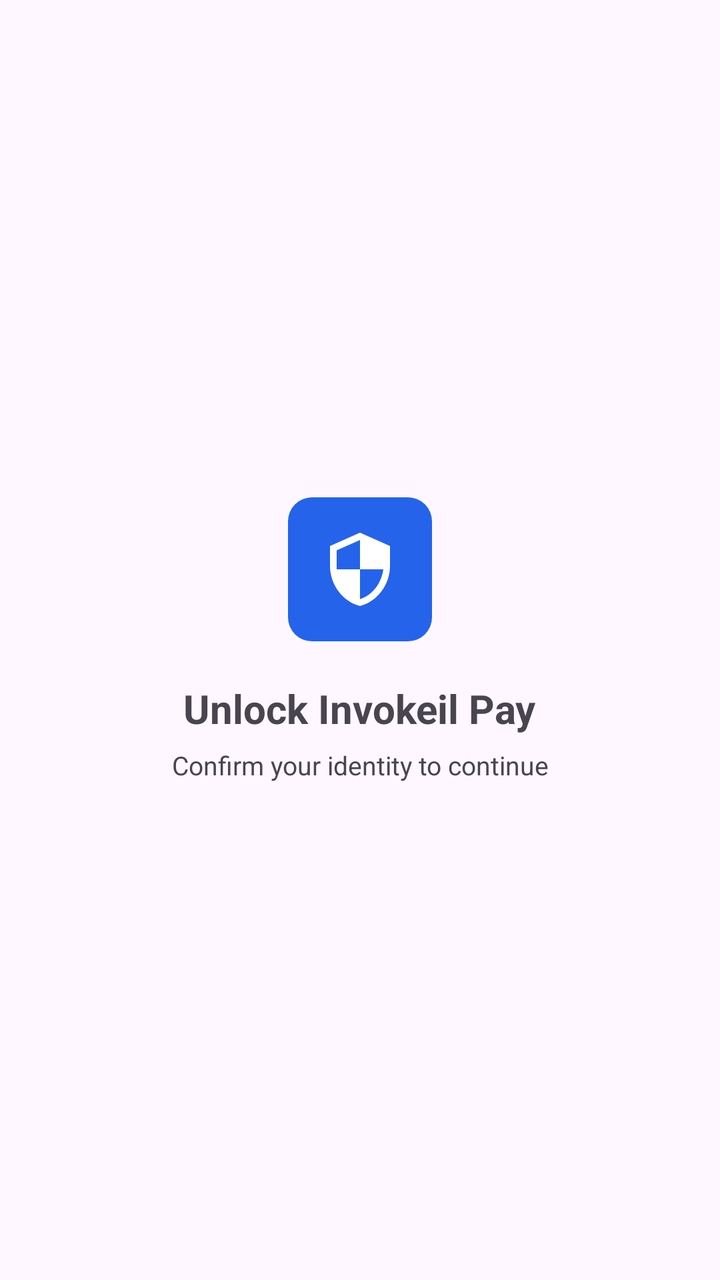
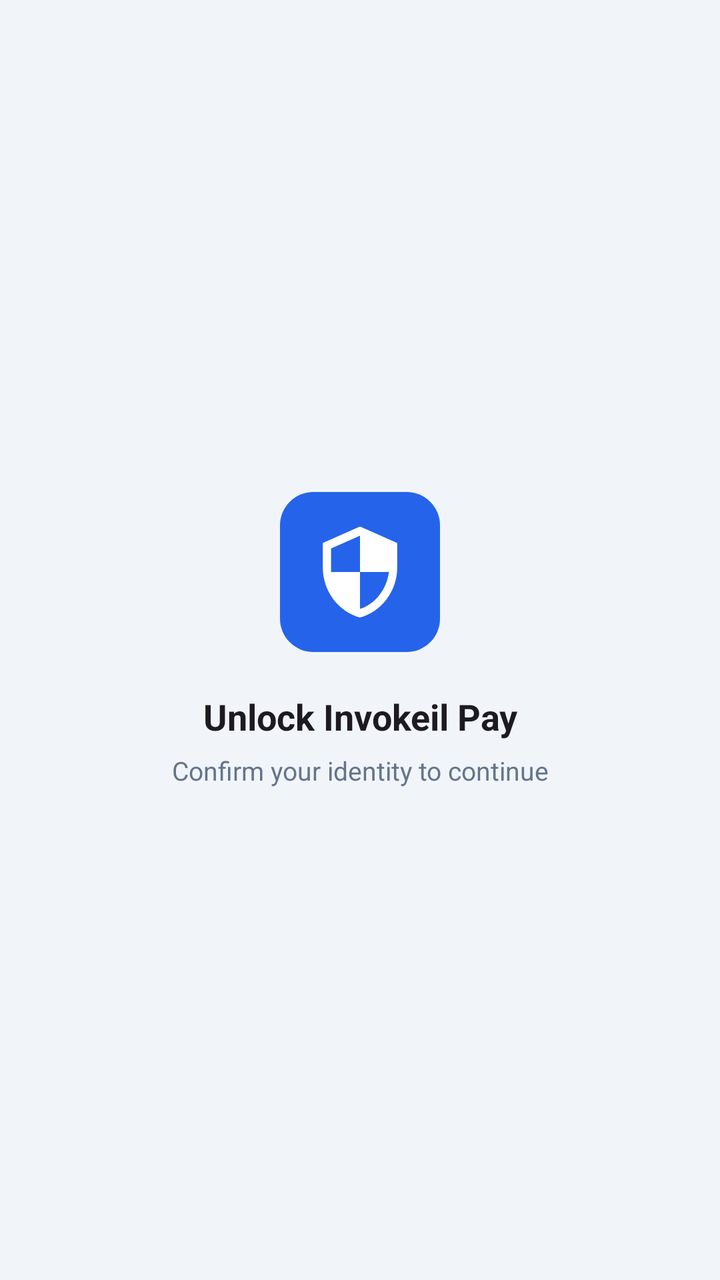

An Android layout rendered at two revisions. The XML below is the earlier revision; the diff shows what the commit changed to produce the second picture.
<!-- AndroidManifest.xml: application theme Theme.InvokeilPay -->
<!-- res/layout/activity_pin.xml -->
<?xml version="1.0" encoding="utf-8"?>
<LinearLayout xmlns:android="http://schemas.android.com/apk/res/android"
    android:layout_width="match_parent"
    android:layout_height="match_parent"
    android:background="?android:attr/colorBackground"
    android:gravity="center"
    android:orientation="vertical"
    android:padding="32dp">

    <ImageView
        android:layout_width="72dp"
        android:layout_height="72dp"
        android:background="@drawable/ic_logo_bg"
        android:contentDescription="@string/app_name"
        android:padding="16dp"
        android:src="@drawable/ic_shield"
        android:tint="@android:color/white" />

    <TextView
        android:layout_width="wrap_content"
        android:layout_height="wrap_content"
        android:layout_marginTop="20dp"
        android:text="@string/biometric_title"
        android:textAlignment="center"
        android:textSize="20sp"
        android:textStyle="bold" />

    <TextView
        android:layout_width="wrap_content"
        android:layout_height="wrap_content"
        android:layout_marginTop="6dp"
        android:text="@string/biometric_sub"
        android:textAlignment="center"
        android:textColor="?android:attr/textColorSecondary"
        android:textSize="13sp" />

    <LinearLayout
        android:id="@+id/pin_box"
        android:layout_width="match_parent"
        android:layout_height="wrap_content"
        android:layout_marginTop="24dp"
        android:gravity="center"
        android:orientation="vertical"
        android:visibility="gone">

        <com.google.android.material.textfield.TextInputLayout
            xmlns:app="http://schemas.android.com/apk/res-auto"
            android:layout_width="220dp"
            android:layout_height="wrap_content"
            android:hint="@string/btn_use_pin">

            <com.google.android.material.textfield.TextInputEditText
                android:id="@+id/input_pin"
                android:layout_width="match_parent"
                android:layout_height="wrap_content"
                android:gravity="center"
                android:importantForAutofill="no"
                android:inputType="numberPassword"
                android:maxLength="4"
                android:textSize="20sp" />
        </com.google.android.material.textfield.TextInputLayout>

        <TextView
            android:id="@+id/pin_error"
            android:layout_width="wrap_content"
            android:layout_height="wrap_content"
            android:layout_marginTop="8dp"
            android:text="@string/err_pin_wrong"
            android:textColor="@color/status_failed"
            android:textSize="13sp"
            android:visibility="gone" />

        <com.google.android.material.button.MaterialButton
            android:id="@+id/btn_unlock"
            android:layout_width="220dp"
            android:layout_height="50dp"
            android:layout_marginTop="16dp"
            android:text="@string/btn_unlock" />
    </LinearLayout>

    <com.google.android.material.button.MaterialButton
        android:id="@+id/btn_use_pin"
        style="?attr/materialButtonOutlinedStyle"
        android:layout_width="220dp"
        android:layout_height="48dp"
        android:layout_marginTop="20dp"
        android:text="@string/btn_use_pin"
        android:visibility="gone" />
</LinearLayout>
<!-- resources referenced by this layout -->
<resources>
  <!-- drawable ic_logo_bg (drawable) -->
  <?xml version="1.0" encoding="utf-8"?>
  <shape xmlns:android="http://schemas.android.com/apk/res/android">
      <solid android:color="#2563EB" />
      <corners android:radius="12dp" />
  </shape>
  <!-- drawable ic_shield (drawable) -->
  <?xml version="1.0" encoding="utf-8"?>
  <vector xmlns:android="http://schemas.android.com/apk/res/android"
      android:width="24dp"
      android:height="24dp"
      android:viewportWidth="24"
      android:viewportHeight="24">
      <path
          android:fillColor="#FFFFFF"
          android:pathData="M12,1L3,5v6c0,5.55 3.84,10.74 9,12 5.16,-1.26 9,-6.45 9,-12V5L12,1zM12,11.99h7c-0.53,4.12 -3.28,7.79 -7,8.94V12H5V6.3l7,-3.11v8.8z" />
  </vector>
  <style name="Theme.InvokeilPay" parent="Theme.Material3.DayNight.NoActionBar">
          <item name="colorPrimary">#2563EB</item>
          <item name="colorOnPrimary">#FFFFFF</item>
          <item name="colorSecondary">#1E40AF</item>
          <item name="shapeAppearanceSmallComponent">@style/ShapeAppearance.Invokeil.Small</item>
          <item name="shapeAppearanceMediumComponent">@style/ShapeAppearance.Invokeil.Medium</item>
          <item name="shapeAppearanceLargeComponent">@style/ShapeAppearance.Invokeil.Large</item>
      </style>
  <!-- unchanged entries left out for length: 10 -->
</resources>

<!-- the commit's change to res/layout/activity_pin.xml (unified diff, before → after) -->
@@ -1,20 +1,19 @@
 <?xml version="1.0" encoding="utf-8"?>
 <LinearLayout xmlns:android="http://schemas.android.com/apk/res/android"
+    xmlns:app="http://schemas.android.com/apk/res-auto"
     android:layout_width="match_parent"
     android:layout_height="match_parent"
+    android:animateLayoutChanges="true"
     android:background="?android:attr/colorBackground"
     android:gravity="center"
     android:orientation="vertical"
-    android:padding="32dp">
+    android:padding="24dp">
 
     <ImageView
-        android:layout_width="72dp"
-        android:layout_height="72dp"
-        android:background="@drawable/ic_logo_bg"
+        android:layout_width="80dp"
+        android:layout_height="80dp"
         android:contentDescription="@string/app_name"
-        android:padding="16dp"
-        android:src="@drawable/ic_shield"
-        android:tint="@android:color/white" />
+        android:src="@drawable/ic_logo_mark" />
 
     <TextView
         android:layout_width="wrap_content"
@@ -22,7 +21,8 @@
         android:layout_marginTop="20dp"
         android:text="@string/biometric_title"
         android:textAlignment="center"
-        android:textSize="20sp"
+        android:textColor="?android:attr/textColorPrimary"
+        android:textSize="18sp"
         android:textStyle="bold" />
 
     <TextView
@@ -31,7 +31,7 @@
         android:layout_marginTop="6dp"
         android:text="@string/biometric_sub"
         android:textAlignment="center"
-        android:textColor="?android:attr/textColorSecondary"
+        android:textColor="@color/text_muted"
         android:textSize="13sp" />
 
     <LinearLayout
@@ -44,8 +44,8 @@
         android:visibility="gone">
 
         <com.google.android.material.textfield.TextInputLayout
-            xmlns:app="http://schemas.android.com/apk/res-auto"
-            android:layout_width="220dp"
+            style="@style/Widget.Invokeil.TextInput"
+            android:layout_width="240dp"
             android:layout_height="wrap_content"
             android:hint="@string/btn_use_pin">
 
@@ -67,22 +67,23 @@
             android:layout_marginTop="8dp"
             android:text="@string/err_pin_wrong"
             android:textColor="@color/status_failed"
-            android:textSize="13sp"
+            android:textSize="12sp"
             android:visibility="gone" />
 
         <com.google.android.material.button.MaterialButton
             android:id="@+id/btn_unlock"
-            android:layout_width="220dp"
-            android:layout_height="50dp"
+            style="@style/Widget.Invokeil.Button.Primary"
+            android:layout_width="240dp"
+            android:layout_height="52dp"
             android:layout_marginTop="16dp"
             android:text="@string/btn_unlock" />
     </LinearLayout>
 
     <com.google.android.material.button.MaterialButton
         android:id="@+id/btn_use_pin"
-        style="?attr/materialButtonOutlinedStyle"
-        android:layout_width="220dp"
-        android:layout_height="48dp"
+        style="@style/Widget.Invokeil.Button.Secondary"
+        android:layout_width="240dp"
+        android:layout_height="52dp"
         android:layout_marginTop="20dp"
         android:text="@string/btn_use_pin"
         android:visibility="gone" />
<!-- resource entries referenced after the edit -->
@@ -1,30 +1,87 @@
 <!-- resources referenced by this layout -->
 <resources>
-  <!-- drawable ic_logo_bg (drawable) -->
-  <?xml version="1.0" encoding="utf-8"?>
-  <shape xmlns:android="http://schemas.android.com/apk/res/android">
-      <solid android:color="#2563EB" />
-      <corners android:radius="12dp" />
-  </shape>
-  <!-- drawable ic_shield (drawable) -->
+  <color name="text_muted">#64748B</color>
+  <!-- drawable ic_logo_mark (drawable) -->
   <?xml version="1.0" encoding="utf-8"?>
   <vector xmlns:android="http://schemas.android.com/apk/res/android"
-      android:width="24dp"
-      android:height="24dp"
+      android:width="48dp"
+      android:height="48dp"
       android:viewportWidth="24"
       android:viewportHeight="24">
+      
       <path
-          android:fillColor="#FFFFFF"
-          android:pathData="M12,1L3,5v6c0,5.55 3.84,10.74 9,12 5.16,-1.26 9,-6.45 9,-12V5L12,1zM12,11.99h7c-0.53,4.12 -3.28,7.79 -7,8.94V12H5V6.3l7,-3.11v8.8z" />
+          android:fillColor="@color/brand_primary"
+          android:pathData="M5,0h14a5,5 0 0 1 5,5v14a5,5 0 0 1 -5,5H5a5,5 0 0 1 -5,-5V5a5,5 0 0 1 5,-5z" />
+      
+      <group
+          android:scaleX="0.62"
+          android:scaleY="0.62"
+          android:pivotX="12"
+          android:pivotY="12">
+          <path
+              android:fillColor="#FFFFFF"
+              android:pathData="M12,1L3,5v6c0,5.55 3.84,10.74 9,12 5.16,-1.26 9,-6.45 9,-12V5L12,1zM12,11.99h7c-0.53,4.12 -3.28,7.79 -7,8.94V12H5V6.3l7,-3.11v8.8z" />
+      </group>
   </vector>
+  <style name="Widget.Invokeil.Button.Primary" parent="Widget.Material3.Button">
+          <item name="android:minHeight">52dp</item>
+          <item name="android:insetTop">0dp</item>
+          <item name="android:insetBottom">0dp</item>
+          <item name="android:textSize">15sp</item>
+          <item name="android:textStyle">bold</item>
+          <item name="android:textColor">#FFFFFF</item>
+          <item name="cornerRadius">14dp</item>
+          <item name="backgroundTint">@color/brand_primary</item>
+      </style>
+  <style name="Widget.Invokeil.Button.Secondary" parent="Widget.Material3.Button.OutlinedButton">
+          <item name="android:minHeight">52dp</item>
+          <item name="android:insetTop">0dp</item>
+          <item name="android:insetBottom">0dp</item>
+          <item name="android:textSize">15sp</item>
+          <item name="android:textStyle">bold</item>
+          <item name="android:textColor">@color/brand_primary</item>
+          <item name="cornerRadius">14dp</item>
+          <item name="backgroundTint">@color/surface_card</item>
+          <item name="strokeColor">@color/brand_primary</item>
+          <item name="strokeWidth">1dp</item>
+      </style>
+  <style name="Widget.Invokeil.TextInput" parent="Widget.Material3.TextInputLayout.OutlinedBox">
+          <item name="boxCornerRadiusTopStart">12dp</item>
+          <item name="boxCornerRadiusTopEnd">12dp</item>
+          <item name="boxCornerRadiusBottomStart">12dp</item>
+          <item name="boxCornerRadiusBottomEnd">12dp</item>
+      </style>
   <style name="Theme.InvokeilPay" parent="Theme.Material3.DayNight.NoActionBar">
-          <item name="colorPrimary">#2563EB</item>
+          <item name="colorPrimary">@color/brand_primary</item>
           <item name="colorOnPrimary">#FFFFFF</item>
-          <item name="colorSecondary">#1E40AF</item>
+          <item name="colorSecondary">@color/brand_dark</item>
+          <item name="colorOnSecondary">#FFFFFF</item>
+          <item name="colorSurface">@color/surface_card</item>
+          <item name="android:colorBackground">@color/bg_page</item>
+          <item name="android:windowBackground">@color/bg_page</item>
+          <item name="android:statusBarColor">@color/brand_deep</item>
+          <item name="android:windowLightStatusBar">false</item>
           <item name="shapeAppearanceSmallComponent">@style/ShapeAppearance.Invokeil.Small</item>
           <item name="shapeAppearanceMediumComponent">@style/ShapeAppearance.Invokeil.Medium</item>
           <item name="shapeAppearanceLargeComponent">@style/ShapeAppearance.Invokeil.Large</item>
+          
+          <item name="android:windowSplashScreenBackground">@color/splash_bg</item>
+          <item name="android:windowSplashScreenAnimatedIcon">@drawable/ic_splash_icon</item>
       </style>
+  <color name="brand_primary">#2563EB</color>
+  <color name="surface_card">#FFFFFF</color>
+  <color name="brand_dark">#1E40AF</color>
+  <color name="bg_page">#F1F5F9</color>
+  <color name="brand_deep">#172554</color>
+  <color name="splash_bg">#FFFFFF</color>
+  <!-- drawable ic_splash_icon (drawable) -->
+  <?xml version="1.0" encoding="utf-8"?>
+  <inset xmlns:android="http://schemas.android.com/apk/res/android"
+      android:drawable="@drawable/ic_logo_mark"
+      android:insetLeft="20%"
+      android:insetTop="20%"
+      android:insetRight="20%"
+      android:insetBottom="20%" />
   <!-- unchanged entries left out for length: 10 -->
 </resources>
 
